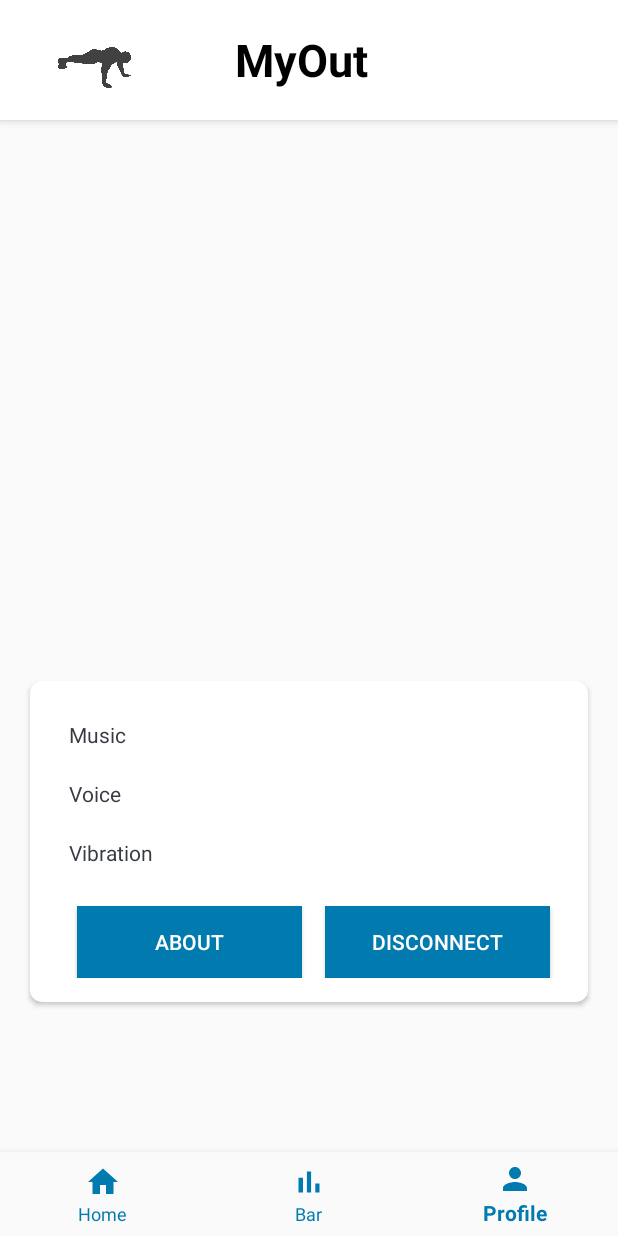
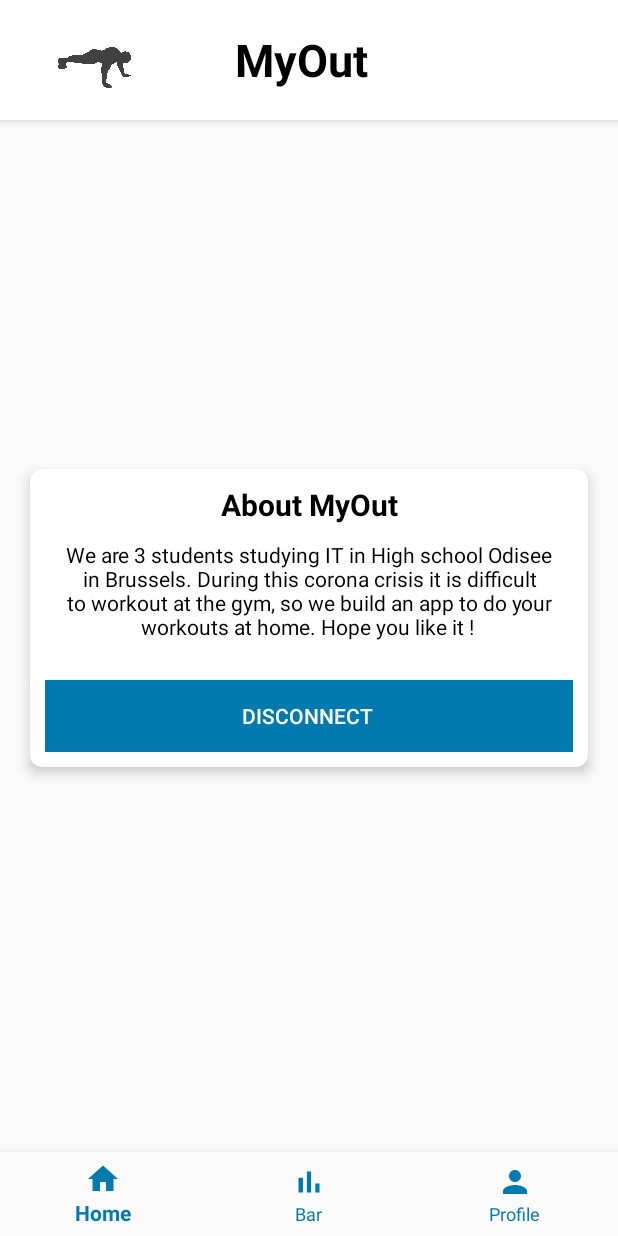
Before and after one commit to salaheddine28/AndroidStudioMyOut, an Android app: the Settings screen opened directly, with no data from a screen before it, on a phone screen of 412 x 824 dp. Run offline under Robolectric (Android 15) with nearby library versions, the light colour scheme and no system bars.

Commit message:
disconnect

```diff
--- a/app/src/main/java/com/MyOut/myout/Settings.kt
+++ b/app/src/main/java/com/MyOut/myout/Settings.kt
@@ -1,18 +1,37 @@
 package com.MyOut.myout
 
+import android.content.Context
 import android.content.Intent
+import android.content.SharedPreferences
 import androidx.appcompat.app.AppCompatActivity
 import android.os.Bundle
 import com.google.android.material.bottomnavigation.BottomNavigationView
+import kotlinx.android.synthetic.main.activity_settings.*
 
 class Settings : AppCompatActivity() {
+
+    lateinit var preferences: SharedPreferences
+
     override fun onCreate(savedInstanceState: Bundle?) {
         super.onCreate(savedInstanceState)
         setContentView(R.layout.activity_settings)
 
         val bottomNavigation = findViewById<BottomNavigationView>(R.id.bottom_navigation)
         bottomNavigation.setOnNavigationItemSelectedListener(navigationBar)
-        bottomNavigation.setSelectedItemId(R.id.ic_profile)
+        //bottomNavigation.setSelectedItemId(R.id.ic_profile)
+
+        preferences = getSharedPreferences("SHARED_PREF", Context.MODE_PRIVATE)
+
+
+        btn_Disconnect.setOnClickListener{
+            val editor: SharedPreferences.Editor = preferences.edit()
+            editor.clear()
+            editor.apply()
+
+            startActivity(Intent(this, MainActivity::class.java))
+        }
+
+
     }
 
     private val navigationBar = BottomNavigationView.OnNavigationItemSelectedListener { item ->
--- a/app/src/main/res/layout/activity_settings.xml
+++ b/app/src/main/res/layout/activity_settings.xml
@@ -13,88 +13,63 @@
         />
 
     <androidx.cardview.widget.CardView
-        android:id="@+id/cardview2"
+        android:id="@+id/cardview"
         android:layout_width="match_parent"
         android:layout_height="wrap_content"
         android:layout_marginStart="20dp"
         android:layout_marginEnd="20dp"
-        android:background="#F5F5F5"
+        android:background="@color/white"
         app:cardCornerRadius="8dp"
+        app:cardElevation="5dp"
+        android:layout_centerVertical="true"
         android:layout_centerHorizontal="true"
-        android:layout_above="@+id/bottom_navigation"
-        android:layout_marginBottom="100dp"
         >
+
         <LinearLayout
             android:layout_width="match_parent"
-            android:layout_height="wrap_content"
+            android:layout_height="match_parent"
+            android:gravity="center"
             android:orientation="vertical"
-            android:gravity="center"
-            android:padding="16dp">
+            android:padding="10dp">
 
             <TextView
-                android:id="@+id/Music"
                 android:layout_width="match_parent"
                 android:layout_height="wrap_content"
-                android:text="Music"
-                android:textColor="#363A43"
-                android:textColorHint="#7A8089"
-                android:padding="10dp"
+                android:layout_centerHorizontal="true"
+                android:layout_gravity="center"
+                android:layout_marginBottom="10dp"
+                android:gravity="center"
+                android:text="About MyOut"
+                android:textSize="20dp"
+                android:textColor="@color/black"
+                android:textStyle="bold" />
+            <TextView
+                android:layout_width="match_parent"
+                android:layout_height="wrap_content"
+                android:layout_centerHorizontal="true"
+                android:layout_gravity="center"
+                android:layout_marginBottom="10dp"
+                android:gravity="center"
+                android:text="We are 3 students studying IT in High school Odisee in Brussels. During this corona crisis it is difficult
+                     to workout at the gym, so we build an app to do your workouts at home. Hope you like it ! "
+                android:textColor="@color/black"
                 />
 
 
-            <TextView
-                android:padding="10dp"
-                android:id="@+id/Voice"
+            <Button
+                android:id="@+id/btn_Disconnect"
                 android:layout_width="match_parent"
                 android:layout_height="wrap_content"
-                android:text="Voice"
-                android:textColor="#363A43"
-                android:textColorHint="#7A8089" />
-
-            <TextView
-                android:id="@+id/Vibration"
-                android:layout_width="match_parent"
-                android:layout_height="wrap_content"
-                android:text="Vibration"
-                android:textColor="#363A43"
-                android:textColorHint="#7A8089"
-                android:padding="10dp"
-                />
-
-            <LinearLayout
-                android:layout_width="fill_parent"
-                android:layout_height="wrap_content"
-                android:orientation="horizontal"
-                >
-
-                <Button
-                    android:id="@+id/btn_About"
-                    android:layout_width="wrap_content"
-                    android:layout_height="wrap_content"
                 android:layout_marginTop="16dp"
-                    android:text="About"
-                    android:width="150dp"
+                android:text="Disconnect "
                 android:background="#007AAF"
                 android:textColor="@color/white"
-                    android:layout_marginHorizontal="15dp"
                 >
             </Button>
 
-                <Button
-                    android:id="@+id/btn_Disconnect"
-                    android:layout_width="wrap_content"
-                    android:layout_height="wrap_content"
-                    android:width="150dp"
-                    android:layout_marginTop="16dp"
-                    android:text="Disconnect"
-                    android:background="#007AAF"
-                    android:textColor="@color/white"
-                    >
 
-                </Button>
         </LinearLayout>
 
-        </LinearLayout>
 
     </androidx.cardview.widget.CardView>
 
```
Lines whose indentation alone changed are shown as unchanged.
